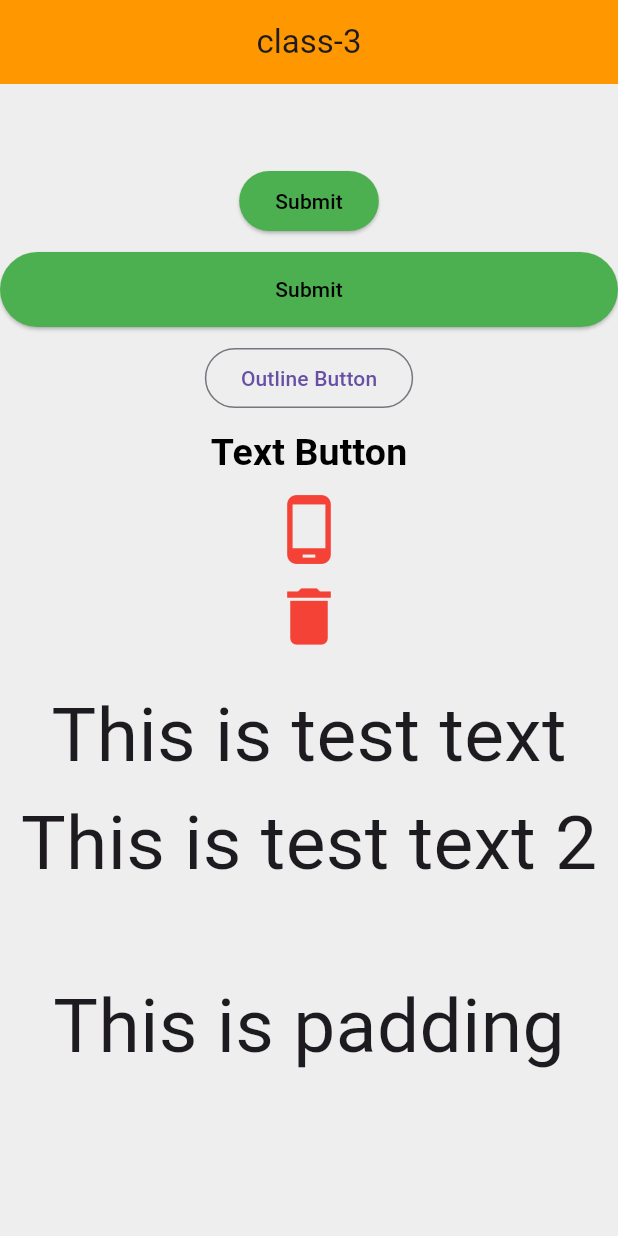
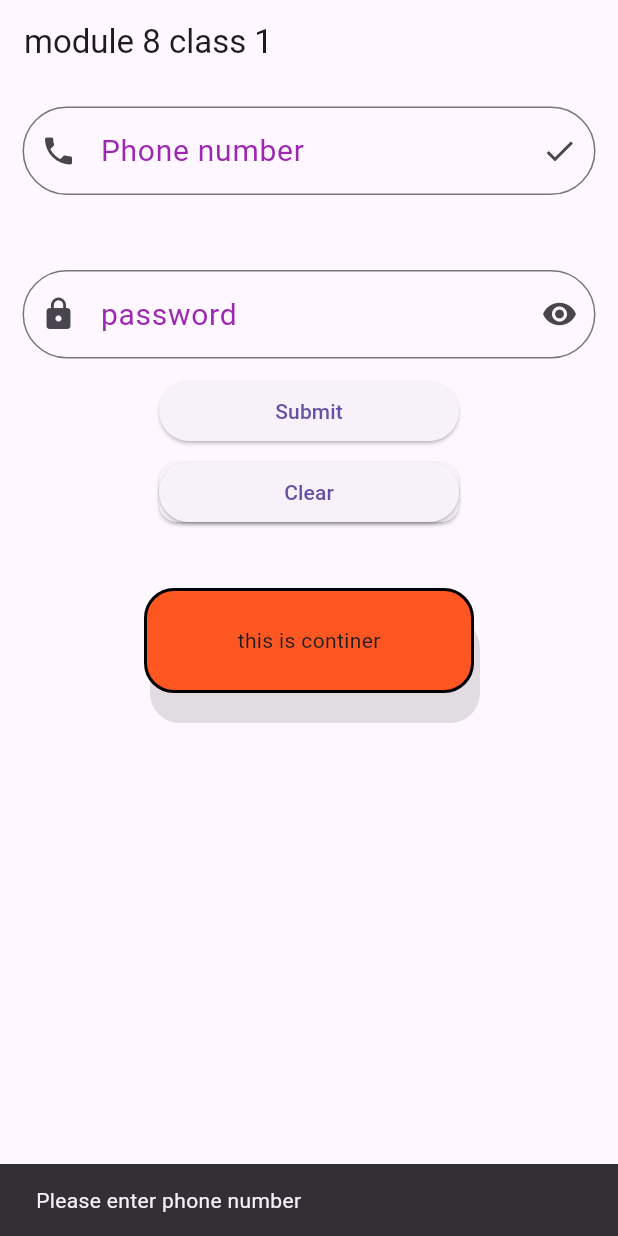
Before and after one commit to taufiqurSabbir/ostad_flutter_11, a Flutter app: the screen it shows after launch, after a tap on "Submit", on a phone screen of 412 x 824 dp. Run offline on Flutter 3.47's test engine with Material 3 defaults, Android fonts, the phone set to English and light mode, and no system bars.

Commit message:
module_8_class_1

```diff
--- a/lib/app.dart
+++ b/lib/app.dart
@@ -3,6 +3,7 @@ import 'package:flutter/material.dart';
 import 'package:flutter_ostad_11/home.dart';
 
 import 'flutter_class_3.dart';
+import 'module_8/module_8_class_1.dart';
 
 class MyApp extends StatelessWidget{
 
@@ -12,7 +13,7 @@ class MyApp extends StatelessWidget{
   Widget build(BuildContext context) {
     return MaterialApp(
       title: 'Batch 11 flutter',
-      home: FlutterClass3(),
+      home: Module8Class1(),
 
     );
   }
--- /dev/null
+++ b/lib/module_8/module_8_class_1.dart
@@ -0,0 +1,138 @@
+import 'package:flutter/material.dart';
+class Module8Class1 extends StatelessWidget {
+  const Module8Class1({super.key});
+
+  @override
+  Widget build(BuildContext context) {
+    TextEditingController phoneController = TextEditingController();
+    TextEditingController passwordController = TextEditingController();
+
+    return Scaffold(
+      appBar: AppBar(
+        title: Text('module 8 class 1'),
+      ),
+      body: Column(
+        children: [
+          Padding(
+            padding: const EdgeInsets.all(15.0),
+            child: TextField(
+              keyboardType: TextInputType.phone,
+              controller: phoneController,
+              decoration: InputDecoration(
+                hintText: 'Enter your number',
+                labelText: 'Phone number',
+                prefixIcon: Icon(Icons.phone),
+                suffixIcon: Icon(Icons.check),
+                hintStyle: TextStyle(
+                  color: Colors.red,
+                  fontSize: 18
+                ),
+
+                labelStyle: TextStyle(
+                  fontSize: 20,
+                  color: Colors.purple
+                ),
+
+                border: OutlineInputBorder(
+                  borderRadius: BorderRadius.circular(50)
+                )
+              ),
+            ),
+          ),
+          SizedBox(height: 20,),
+          Padding(
+            padding: const EdgeInsets.all(15.0),
+            child: TextField(
+              obscureText: true,
+              controller: passwordController,
+              decoration: InputDecoration(
+                  hintText: 'Enter password',
+                  labelText: 'password',
+                  prefixIcon: Icon(Icons.lock),
+                  suffixIcon: Icon(Icons.remove_red_eye),
+                  hintStyle: TextStyle(
+                      color: Colors.red,
+                      fontSize: 18
+                  ),
+
+                  labelStyle: TextStyle(
+                      fontSize: 20,
+                      color: Colors.purple
+                  ),
+
+                  border: OutlineInputBorder(
+                      borderRadius: BorderRadius.circular(50)
+                  )
+              ),
+            ),
+          ),
+
+          SizedBox(
+              width: 200,
+              height: 40,
+              child: ElevatedButton(onPressed: (){
+                  if(phoneController.text.isEmpty){
+                    ScaffoldMessenger.of(context).showSnackBar(
+                      SnackBar(content: Text('Please enter phone number'))
+                    );
+                  }else if(phoneController.text.length < 11){
+                    ScaffoldMessenger.of(context).showSnackBar(
+                        SnackBar(content: Text('Please enter correct phone number'))
+                    );
+
+                  }else{
+                    ScaffoldMessenger.of(context).showSnackBar(
+                        SnackBar(content: Text(phoneController.text))
+                    );
+                  }
+
+              }, child: Text('Submit'))),
+          SizedBox(height: 10,),
+          Card(
+            child: SizedBox(
+                width: 200,
+                height: 40,
+                child: ElevatedButton(onPressed: (){
+                  phoneController.clear();
+                  passwordController.clear();
+
+                }, child: Text('Clear'))),
+          ),
+
+          SizedBox(
+              height: 40,
+          ),
+
+          Container(
+            alignment: Alignment.center,
+
+            height: 70,
+            width: 220,
+            decoration: BoxDecoration(
+
+              color: Colors.deepOrange,
+              borderRadius: BorderRadius.circular(20),
+              border: Border.all(
+                width: 2,
+                color: Colors.black
+              ),
+
+              boxShadow: [
+                BoxShadow(
+                  color: Colors.grey.withOpacity(0.3),
+                  offset: Offset(4,20)
+                )
+              ]
+            ),
+            child: Text('this is continer'),
+          ),
+
+          SizedBox(height: 50,),
+
+
+
+        ],
+      ),
+    );
+  }
+}
```
